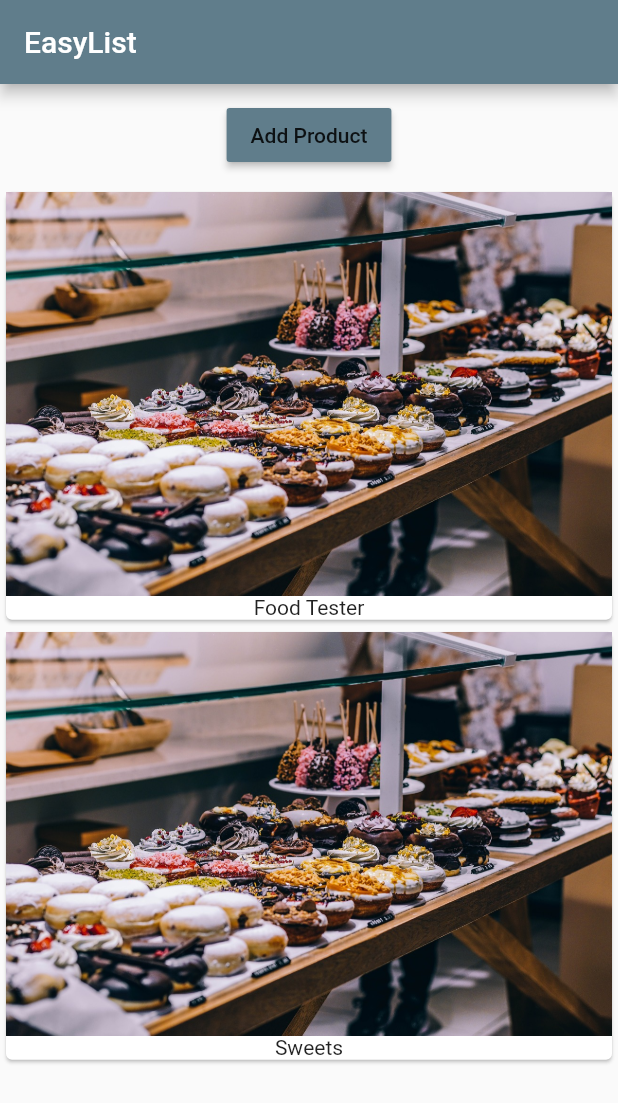
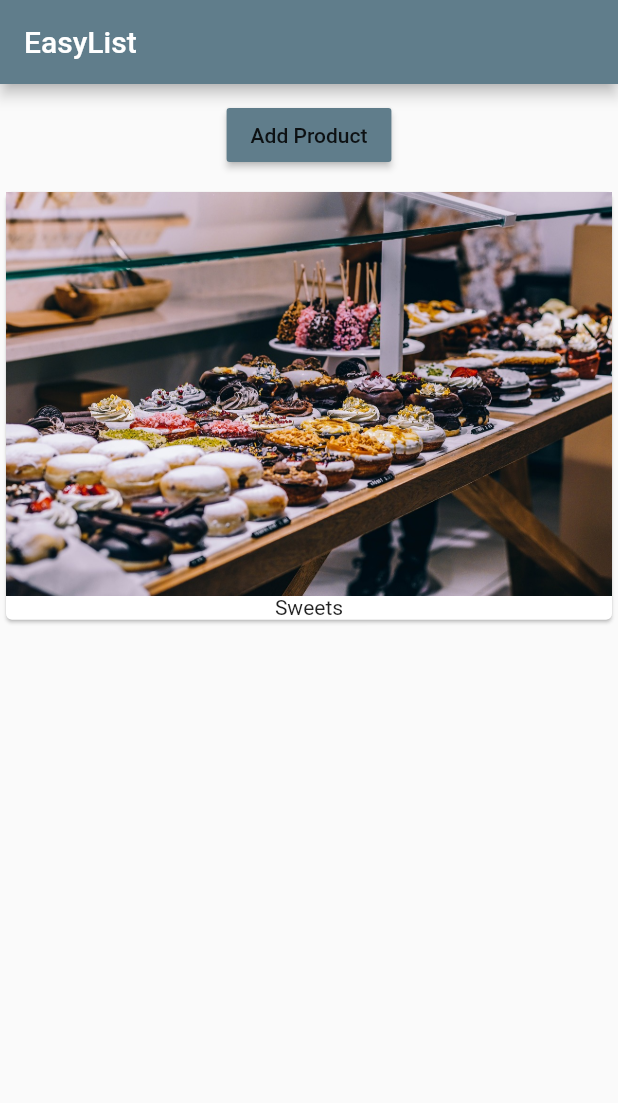
Before and after one commit to ElenaHrndz/food_app-flutter, a Flutter app: the screen it shows after launch, after a tap on "Add Product", on a phone screen of 412 x 824 dp. Shown: the top 1103 px of the screen. Run offline on Flutter 3.47's test engine with Material 2 defaults, Android fonts, the phone set to English and light mode, and no system bars.

Commit message:
starting list with 0 objects
Use third conditional to show some text if the list is empty

```diff
--- a/lib/main.dart
+++ b/lib/main.dart
@@ -18,13 +18,12 @@ class MyApp extends StatelessWidget {
       theme: ThemeData(
         brightness: Brightness.light,
         primarySwatch: Colors.blueGrey,
-        accentColor: Colors.cyan
-      ),
+        accentColor: Colors.cyan),
       home: Scaffold(
         appBar: AppBar(
           title: Text('EasyList'),
         ),
-        body: ProductManager(startingProduct: 'Food Tester'),
+        body: ProductManager(),
       ),
     );
   }
--- a/lib/product_manager.dart
+++ b/lib/product_manager.dart
@@ -6,7 +6,7 @@ import './product_control.dart';
 class ProductManager extends StatefulWidget {
   final String startingProduct;
 
-  ProductManager({this.startingProduct = 'Sweets Tester'}) {
+  ProductManager({this.startingProduct}) {
     print('[ProductsManajger Widget] Contructor');
   }
 
@@ -23,8 +23,10 @@ class _ProductManagerState extends State<ProductManager> {
   @override
   void initState() {
     print('[ProductsManajger State] initState()');
+    if(widget.startingProduct != null) {
+    _products.add(widget.startingProduct);
+    }
     super.initState();
-    _products.add(widget.startingProduct);
   }
 
   @override
--- a/lib/products.dart
+++ b/lib/products.dart
@@ -7,20 +7,23 @@ class Products extends StatelessWidget {
     print('[Products Widget] Contructor');
   }
 
+  Widget _buildProductItem(BuildContext context, int index){
+    return Card(
+      child: Column(
+        children: <Widget>[
+          Image.asset('assets/food.jpg'),
+          Text(products[index])
+        ],
+      ),
+    );
+  }
+
   @override
   Widget build(BuildContext context) {
     print('[Products Widget] build()');
-    return ListView(
-      children: products
-          .map((element) => Card(
-                child: Column(
-                  children: <Widget>[
-                    Image.asset('assets/food.jpg'),
-                    Text(element)
-                  ],
-                ),
-              ))
-          .toList(),
-    );
+    return products.length > 0 ? ListView.builder(
+      itemBuilder: _buildProductItem,
+      itemCount: products.length,
+    ) : Center(child: Text('No products found, please add some'),);
   }
 }
```
